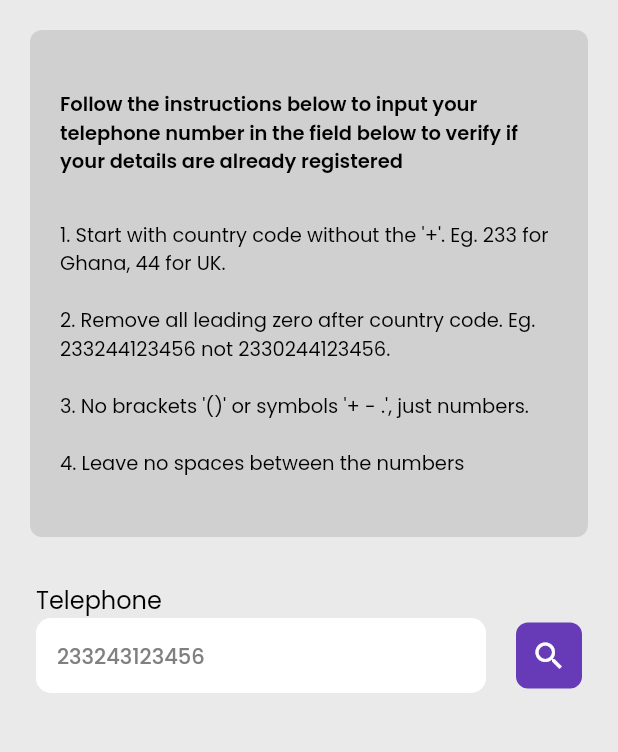
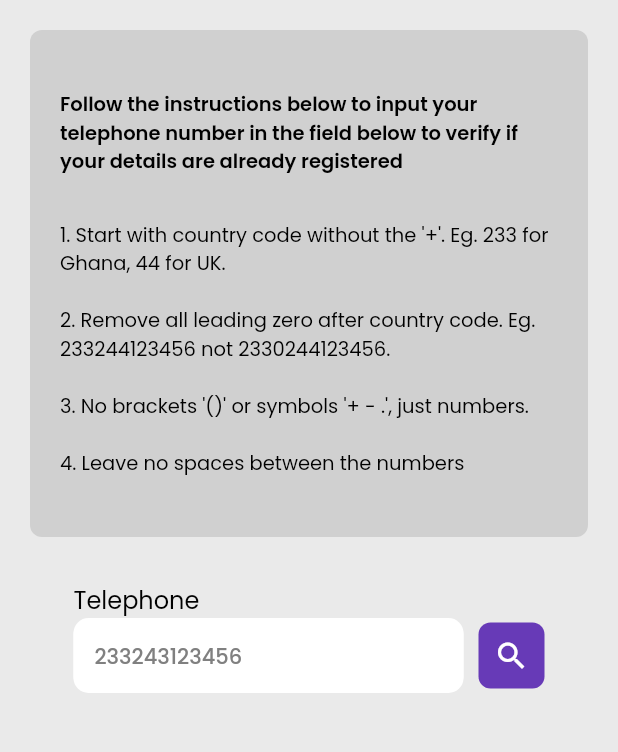
Before and after one commit to u-gin/ddea_web, a Flutter app: the MobileHomePage screen opened directly, on a phone screen of 412 x 824 dp, the part 240-992 px from its top. Run offline on Flutter 3.47's test engine with Material 2 defaults, Android fonts, the phone set to English and light mode, and no system bars; our stand-ins replace confetti, file_picker, firebase_auth, firebase_core, firebase_database, firebase_storage and 3 more; missing offline and left inert: dart:js_util; accounts and stored records are empty.

Commit message:
Fixed overflowing pixels

```diff
--- a/lib/pages/check/mobile_check_info_page.dart
+++ b/lib/pages/check/mobile_check_info_page.dart
@@ -124,6 +124,7 @@ class _MobileCheckInfoPageState extends State<MobileCheckInfoPage> {
                           style: header16(),
                         ),
                         Row(
+                          mainAxisAlignment: MainAxisAlignment.spaceBetween,
                           children: [
                             TextFieldTemplate(
                               hintText: "233243123456",
@@ -133,9 +134,7 @@ class _MobileCheckInfoPageState extends State<MobileCheckInfoPage> {
                               textInputType: TextInputType.phone,
                               textInputAction: TextInputAction.done,
                               enabled: true,
-                            ),
-                            const SizedBox(
-                              width: 10,
+                              width: 260,
                             ),
                             GestureDetector(
                               onTap: () {
--- a/lib/widgets/text_field_template.dart
+++ b/lib/widgets/text_field_template.dart
@@ -8,7 +8,7 @@ class TextFieldTemplate extends StatelessWidget {
   final TextEditingController controller;
   final bool obscureText;
   final bool? readOnly;
-  final double width;
+  final double? width;
   final double height;
   final TextInputType textInputType;
   final TextInputAction textInputAction;
@@ -27,7 +27,7 @@ class TextFieldTemplate extends StatelessWidget {
     required this.controller,
     required this.obscureText,
     this.readOnly,
-    this.width = 300,
+    this.width,
     required this.height,
     required this.textInputType,
     required this.textInputAction,
@@ -47,7 +47,7 @@ class TextFieldTemplate extends StatelessWidget {
       padding: const EdgeInsets.only(right: 10.0),
       child: Container(
         height: height,
-        width: width,
+        width: width ?? 300,
         decoration: BoxDecoration(
           borderRadius: BorderRadius.circular(10.0),
           color: Colors.white,
```
